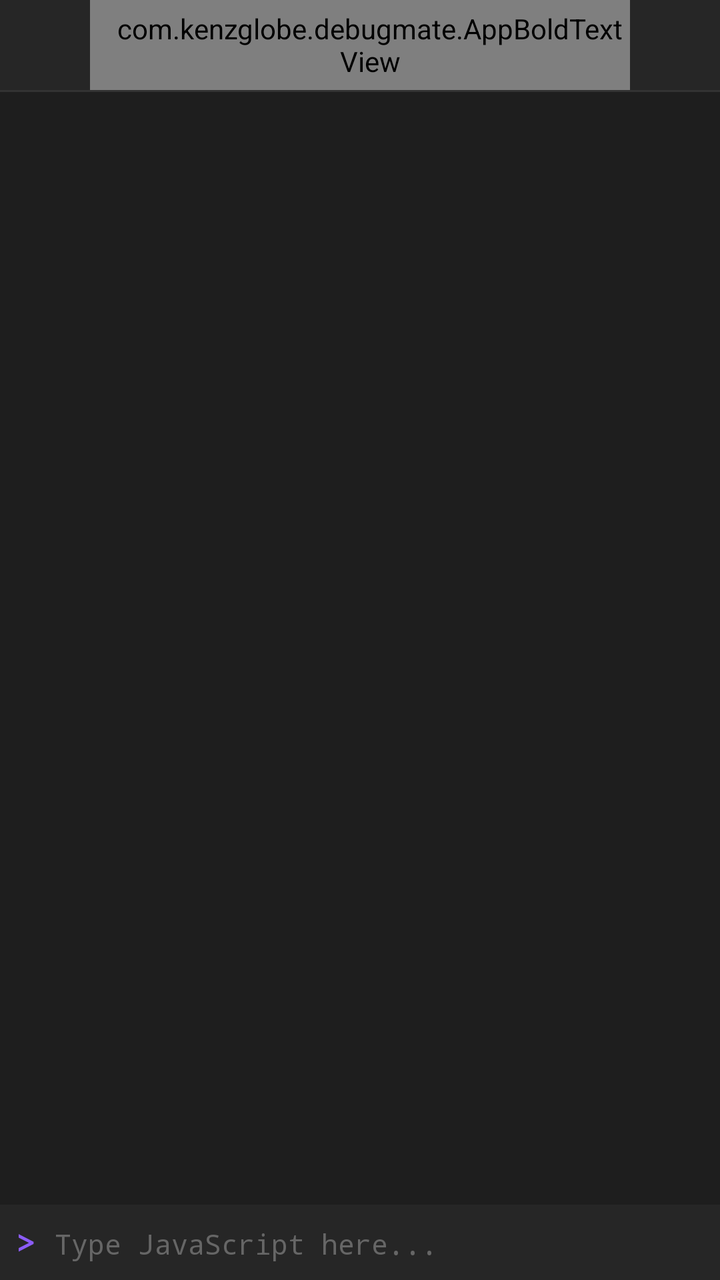
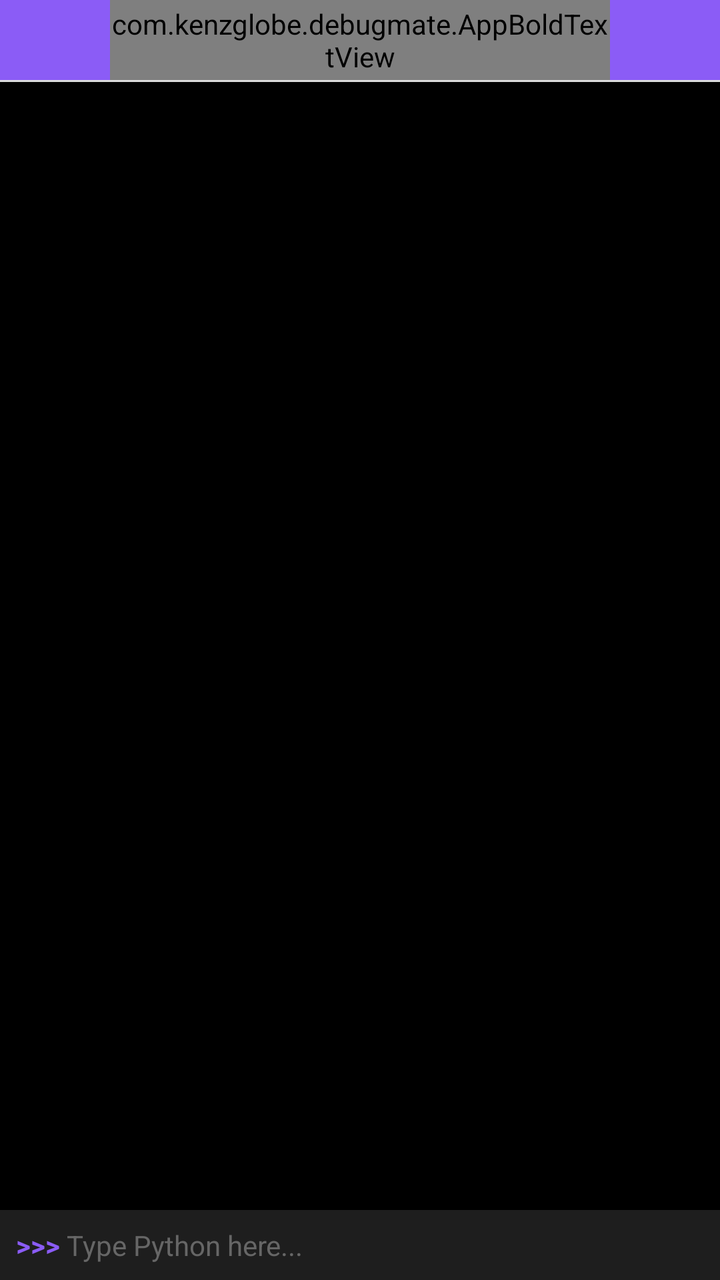

Compare the two renders of this Android layout. The source of the first and the diff that turns it into the second are given below.
<!-- AndroidManifest.xml: application theme AppTheme -->
<!-- res/layout/console.xml -->
<?xml version="1.0" encoding="utf-8"?>
<LinearLayout xmlns:android="http://schemas.android.com/apk/res/android"
    android:layout_width="match_parent"
    android:layout_height="match_parent"
    android:orientation="vertical"
    android:background="#1E1E1E">

    
    <LinearLayout
        android:layout_width="match_parent"
        android:layout_height="45dp"
        android:orientation="horizontal"
        android:background="#262626"
        android:gravity="center_vertical">

        <TextView
            android:id="@+id/btn_console_close"
            android:layout_width="45dp"
            android:layout_height="match_parent"
            android:gravity="center"
            android:textColor="#FFFFFF"
            android:textSize="22sp" />

        <com.kenzglobe.debugmate.AppBoldTextView
            android:layout_width="0dp"
            android:layout_height="match_parent"
            android:layout_weight="1"
            android:gravity="center_vertical"
            android:paddingStart="10dp"
            android:text="JavaScript Console"
            android:textColor="#FFFFFF"
            android:textSize="15sp" />

        <TextView
            android:id="@+id/btn_console_clear"
            android:layout_width="45dp"
            android:layout_height="match_parent"
            android:gravity="center"
            android:textColor="#FFFFFF"
            android:textSize="20sp" />
    </LinearLayout>

    <View
        android:layout_width="match_parent"
        android:layout_height="1dp"
        android:background="#333333" />

    
    <ScrollView
        android:id="@+id/console_scroll"
        android:layout_width="match_parent"
        android:layout_height="0dp"
        android:layout_weight="1"
        android:padding="8dp">

        <TextView
            android:id="@+id/console_output"
            android:layout_width="match_parent"
            android:layout_height="wrap_content"
            android:fontFamily="monospace"
            android:textColor="#D4D4D4"
            android:textSize="13sp" />
    </ScrollView>

    
    <LinearLayout
        android:layout_width="match_parent"
        android:layout_height="wrap_content"
        android:orientation="horizontal"
        android:background="#262626"
        android:padding="8dp">

        <TextView
            android:layout_width="wrap_content"
            android:layout_height="wrap_content"
            android:text="> "
            android:textColor="#8B5CF6"
            android:textSize="16sp"
            android:textStyle="bold"
            android:fontFamily="monospace" />

        <EditText
            android:id="@+id/console_input"
            android:layout_width="0dp"
            android:layout_height="wrap_content"
            android:layout_weight="1"
            android:background="@null"
            android:fontFamily="monospace"
            android:hint="Type JavaScript here..."
            android:imeOptions="actionSend"
            android:inputType="textNoSuggestions"
            android:textColor="#FFFFFF"
            android:textColorHint="#666666"
            android:textSize="14sp" />
    </LinearLayout>

    
    <WebView
        android:id="@+id/console_webview"
        android:layout_width="1dp"
        android:layout_height="1dp"
        android:visibility="gone" />

</LinearLayout>
<!-- resources referenced by this layout -->
<resources>
  <style name="AppTheme" parent="@android:style/Theme.Material.Light.NoActionBar">
          <item name="android:statusBarColor">#1E1E1E</item>
          <item name="android:navigationBarColor">#1E1E1E</item>
          <item name="android:windowLightStatusBar">false</item>
      </style>
</resources>

<!-- the commit's change to res/layout/console.xml (unified diff, before → after) -->
@@ -3,47 +3,51 @@
     android:layout_width="match_parent"
     android:layout_height="match_parent"
     android:orientation="vertical"
-    android:background="#1E1E1E">
+    android:background="#000000">
 
     
     <LinearLayout
         android:layout_width="match_parent"
-        android:layout_height="45dp"
+        android:layout_height="40dp"
         android:orientation="horizontal"
-        android:background="#262626"
+        android:background="#8B5CF6"
         android:gravity="center_vertical">
 
+        
         <TextView
             android:id="@+id/btn_console_close"
-            android:layout_width="45dp"
+            android:layout_width="55dp"
             android:layout_height="match_parent"
             android:gravity="center"
             android:textColor="#FFFFFF"
             android:textSize="22sp" />
 
+        
         <com.kenzglobe.debugmate.AppBoldTextView
             android:layout_width="0dp"
             android:layout_height="match_parent"
             android:layout_weight="1"
             android:gravity="center_vertical"
-            android:paddingStart="10dp"
-            android:text="JavaScript Console"
+            android:text="Python Console"
             android:textColor="#FFFFFF"
-            android:textSize="15sp" />
+            android:textSize="20sp" />
 
+        
         <TextView
             android:id="@+id/btn_console_clear"
-            android:layout_width="45dp"
+            android:layout_width="55dp"
             android:layout_height="match_parent"
             android:gravity="center"
             android:textColor="#FFFFFF"
             android:textSize="20sp" />
+            
     </LinearLayout>
 
+    
     <View
         android:layout_width="match_parent"
         android:layout_height="1dp"
-        android:background="#333333" />
+        android:background="#DDDDDD" />
 
     
     <ScrollView
@@ -51,15 +55,17 @@
         android:layout_width="match_parent"
         android:layout_height="0dp"
         android:layout_weight="1"
-        android:padding="8dp">
+        android:padding="8dp"
+        android:fadeScrollbars="false">
 
         <TextView
             android:id="@+id/console_output"
             android:layout_width="match_parent"
             android:layout_height="wrap_content"
             android:fontFamily="monospace"
-            android:textColor="#D4D4D4"
+            android:textColor="#E6E6E6"
             android:textSize="13sp" />
+            
     </ScrollView>
 
     
@@ -67,17 +73,17 @@
         android:layout_width="match_parent"
         android:layout_height="wrap_content"
         android:orientation="horizontal"
-        android:background="#262626"
-        android:padding="8dp">
+        android:background="#1E1E1E"
+        android:padding="8dp"
+        android:layout_marginTop="8dp">
 
         <TextView
             android:layout_width="wrap_content"
             android:layout_height="wrap_content"
-            android:text="> "
+            android:text=">>> "
             android:textColor="#8B5CF6"
-            android:textSize="16sp"
-            android:textStyle="bold"
-            android:fontFamily="monospace" />
+            android:textSize="14sp"
+            android:textStyle="bold" />
 
         <EditText
             android:id="@+id/console_input"
@@ -85,13 +91,13 @@
             android:layout_height="wrap_content"
             android:layout_weight="1"
             android:background="@null"
-            android:fontFamily="monospace"
-            android:hint="Type JavaScript here..."
+            android:hint="Type Python here..."
             android:imeOptions="actionSend"
             android:inputType="textNoSuggestions"
-            android:textColor="#FFFFFF"
+            android:textColor="#E6E6E6"
             android:textColorHint="#666666"
             android:textSize="14sp" />
+            
     </LinearLayout>
 
     
